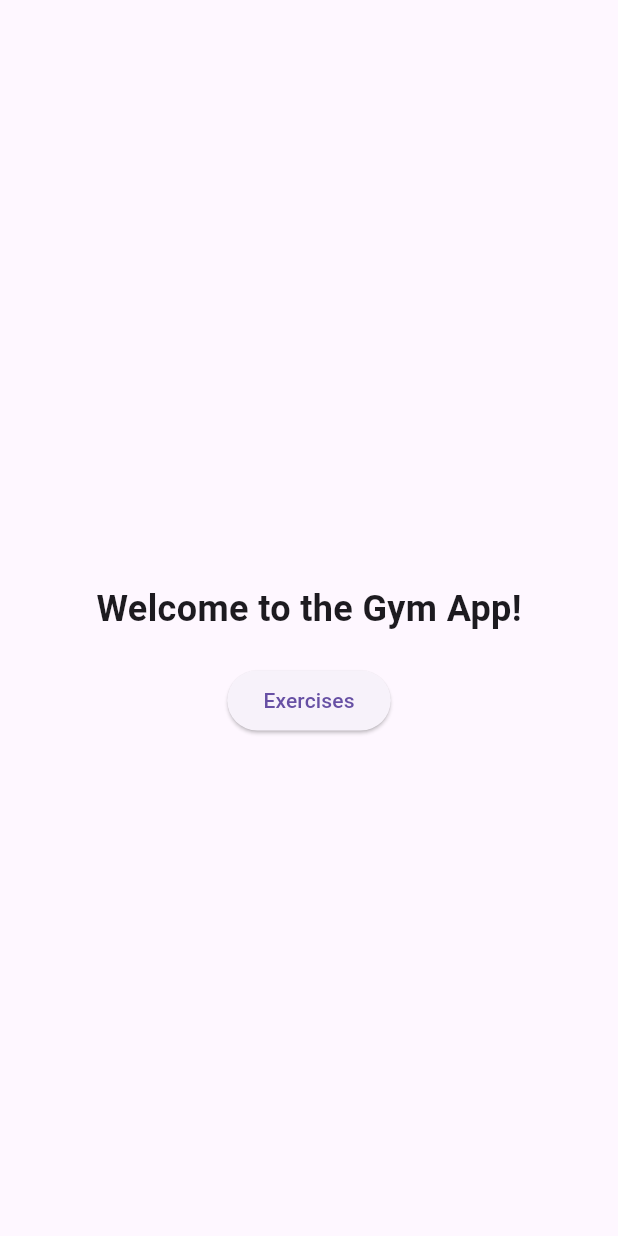
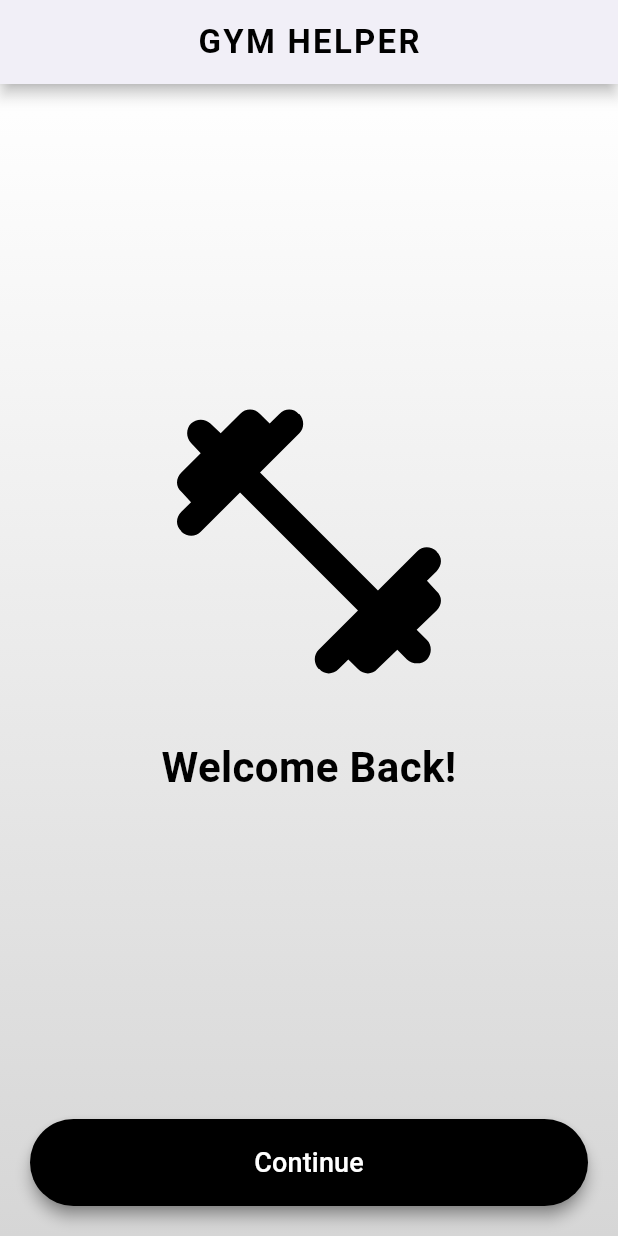
Before and after one commit to JamesMWaller/MobileAndUbiquitousComputing, a Flutter app: the screen it shows after launch, on a phone screen of 412 x 824 dp. Run offline on Flutter 3.47's test engine with Material 3 defaults, Android fonts, the light colour scheme and no system bars; our stand-ins replace flutter_blue_plus, permission_handler.

Commit message:
Added home page

```diff
--- a/flutter_ble/lib/exercises.dart
+++ b/flutter_ble/lib/exercises.dart
@@ -0,0 +1,6 @@
+import 'package:flutter/material.dart';
+
+class Exercises{
+
+
+}
--- a/flutter_ble/lib/home_page.dart
+++ b/flutter_ble/lib/home_page.dart
@@ -6,29 +6,78 @@ class HomePage extends StatelessWidget {
   @override
   Widget build(BuildContext context) {
     return Scaffold(
-      // Optional: Remove or customize the AppBar as desired.
       appBar: AppBar(
-        title: const Text(''),
+        title: const Text(
+          'GYM HELPER',
+          style: TextStyle(
+            fontWeight: FontWeight.bold,
+            color: Colors.black,
+            letterSpacing: 1.5,
+          ),
+        ),
+        centerTitle: true,
+        elevation: 4,
+        shadowColor: Colors.black,
+        backgroundColor: Colors.white,
       ),
-      body: Center(
+      body: Container(
+        decoration: BoxDecoration(
+          gradient: LinearGradient(
+            colors: [Colors.white, Colors.grey[350]!],
+            begin: Alignment.topCenter,
+            end: Alignment.bottomCenter,
+          ),
+        ),
         child: Column(
           mainAxisAlignment: MainAxisAlignment.center,
-          children: <Widget>[
-            const Text(
-              'Welcome to the Gym App!',
-              style: TextStyle(
-                fontSize: 24,
-                fontWeight: FontWeight.bold,
+          crossAxisAlignment: CrossAxisAlignment.center,
+          children: [
+            Expanded(
+              child: Column(
+                mainAxisAlignment: MainAxisAlignment.center,
+                children: const [
+                  Icon(
+                    Icons.fitness_center_rounded,
+                    size: 220,
+                    color: Colors.black,
+                  ),
+                  SizedBox(height: 20),
+                  Text(
+                    'Welcome Back!',
+                    style: TextStyle(
+                      fontSize: 28,
+                      fontWeight: FontWeight.bold,
+                      color: Colors.black,
+                    ),
+                    textAlign: TextAlign.center,
+                  ),
+                ],
               ),
             ),
-            const SizedBox(height: 20),
-            ElevatedButton(
-              onPressed: () {
-                // TODO: navigate to exercies.dart
-                //
-              },
-              //todo: add style to the elvated button + add an ICON
-              child: const Text('Exercises'),
+            Padding(
+              padding: const EdgeInsets.all(20.0),
+              child: SizedBox(
+                width: double.infinity,
+                child: ElevatedButton(
+                  onPressed: () {
+                    //todo: Here toby and Jun part
+                  },
+                  style: ElevatedButton.styleFrom(
+                    backgroundColor: Colors.black,
+                    padding: const EdgeInsets.symmetric(vertical: 16),
+                    shape: RoundedRectangleBorder(
+                      borderRadius: BorderRadius.circular(30),
+                    ),
+                    elevation: 4,
+                    shadowColor: Colors.grey[700],
+                    overlayColor: Colors.grey[800],
+                  ),
+                  child: const Text(
+                    'Continue',
+                    style: TextStyle(fontSize: 18, color: Colors.white),
+                  ),
+                ),
+              ),
             ),
           ],
         ),
```
